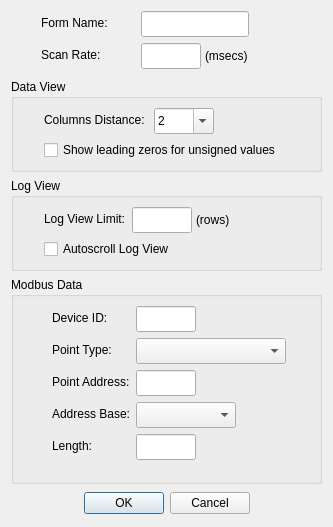
First picture: the form in src/dialogs/dialogdisplaydefinition.ui, repository sanny32/OpenModScan, before the edit.
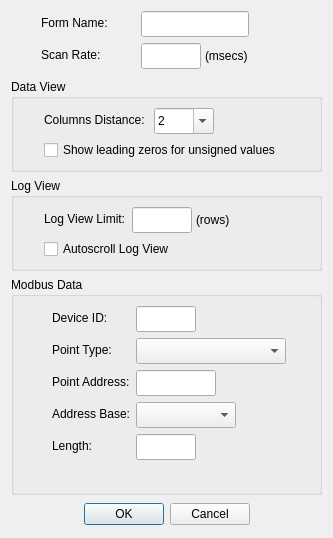
Second picture: the form after the edit. Custom widgets are drawn as their Qt base class.

Commit message: fix: Corrected dialog address lineedit size

```diff
--- a/src/dialogs/dialogdisplaydefinition.ui
+++ b/src/dialogs/dialogdisplaydefinition.ui
@@ -7,7 +7,7 @@
     <x>0</x>
     <y>0</y>
     <width>333</width>
-    <height>527</height>
+    <height>538</height>
    </rect>
   </property>
   <property name="windowTitle">
@@ -379,7 +379,7 @@
         </property>
         <property name="maximumSize">
          <size>
-          <width>60</width>
+          <width>80</width>
           <height>16777215</height>
          </size>
         </property>
```
